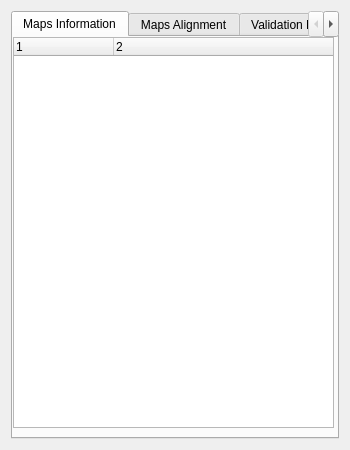
Above: ogm_gui/ui/validation.ui from MariosPro/thesis before the change. Below: the same form after it.
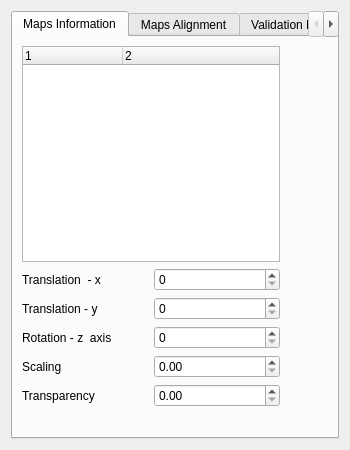
That is the form after the change.

Commit message: Add functionality to control map properties(pos,orientation,scale,transparency) from GUI spinboxes

What changed in the file:
```diff
--- a/ogm_gui/ui/validation.ui
+++ b/ogm_gui/ui/validation.ui
@@ -32,7 +32,7 @@
    <string>Form</string>
   </property>
   <layout class="QGridLayout" name="gridLayout_2">
-   <item row="0" column="0">
+   <item row="0" column="1">
     <widget class="QTabWidget" name="validationTabWidget">
      <property name="whatsThis">
       <string>&lt;html&gt;&lt;head/&gt;&lt;body&gt;&lt;p&gt;ddd&lt;/p&gt;&lt;/body&gt;&lt;/html&gt;</string>
@@ -47,16 +47,16 @@
       <attribute name="title">
        <string>Maps Information</string>
       </attribute>
-      <widget class="QWidget" name="gridLayoutWidget_2">
+      <widget class="QWidget" name="">
        <property name="geometry">
         <rect>
-         <x>0</x>
-         <y>0</y>
-         <width>321</width>
-         <height>391</height>
+         <x>9</x>
+         <y>9</y>
+         <width>258</width>
+         <height>361</height>
         </rect>
        </property>
-       <layout class="QGridLayout" name="informationGridLayout">
+       <layout class="QGridLayout" name="gridLayout_3">
         <item row="0" column="0">
          <widget class="QTreeWidget" name="ogmInformationTree">
           <column>
@@ -71,6 +71,60 @@
           </column>
          </widget>
         </item>
+        <item row="1" column="0">
+         <layout class="QGridLayout" name="gridLayout">
+          <item row="0" column="0">
+           <widget class="QLabel" name="posxLabel">
+            <property name="text">
+             <string>Translation  - x</string>
+            </property>
+           </widget>
+          </item>
+          <item row="0" column="1">
+           <widget class="QSpinBox" name="posxSpinBox"/>
+          </item>
+          <item row="1" column="0">
+           <widget class="QLabel" name="posyLabel">
+            <property name="text">
+             <string>Translation - y</string>
+            </property>
+           </widget>
+          </item>
+          <item row="1" column="1">
+           <widget class="QSpinBox" name="posySpinBox"/>
+          </item>
+          <item row="2" column="0">
+           <widget class="QLabel" name="rotationLabel">
+            <property name="text">
+             <string>Rotation - z  axis</string>
+            </property>
+           </widget>
+          </item>
+          <item row="2" column="1">
+           <widget class="QSpinBox" name="rotationSpinBox"/>
+          </item>
+          <item row="3" column="0">
+           <widget class="QLabel" name="scaleLabel">
+            <property name="text">
+             <string>Scaling</string>
+            </property>
+           </widget>
+          </item>
+          <item row="3" column="1">
+           <widget class="QDoubleSpinBox" name="scaleSpinBox"/>
+          </item>
+          <item row="4" column="0">
+           <widget class="QLabel" name="transLabel">
+            <property name="text">
+             <string>Transparency</string>
+            </property>
+           </widget>
+          </item>
+          <item row="4" column="1">
+           <widget class="QDoubleSpinBox" name="transSpinBox"/>
+          </item>
+         </layout>
+        </item>
        </layout>
       </widget>
      </widget>
```
Left out of the diff: 7 changed lines with no effect on the pictures. The commit also changes 9 other files.
